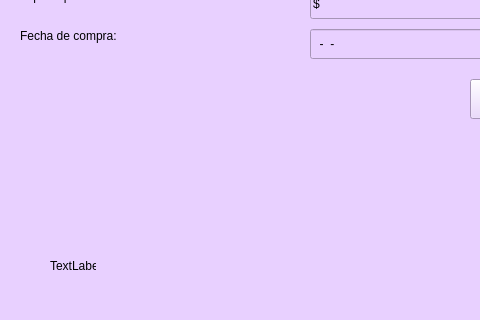
Above: insumos.ui from operador1/consultor_en_ti before the change; both pictures show x 0 to 480 and y 241 to 561 of the 1166 by 561 pixel window. Below: the same form after it.
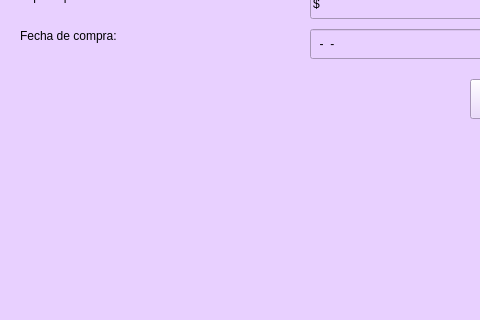
That is the form after the change.

The edit to the form file:
```diff
--- a/insumos.ui
+++ b/insumos.ui
@@ -192,20 +192,7 @@
      </rect>
     </property>
     <property name="inputMask">
-     <string>99-99-99; </string>
-    </property>
-   </widget>
-   <widget class="QLabel" name="label_7">
-    <property name="geometry">
-     <rect>
-      <x>50</x>
-      <y>500</y>
-      <width>46</width>
-      <height>13</height>
-     </rect>
-    </property>
-    <property name="text">
-     <string>TextLabel</string>
+     <string>99-99-99</string>
     </property>
    </widget>
    <widget class="QPushButton" name="btnCancelar">
```
Left out of the diff: 8 changed lines with no effect on the pictures.
